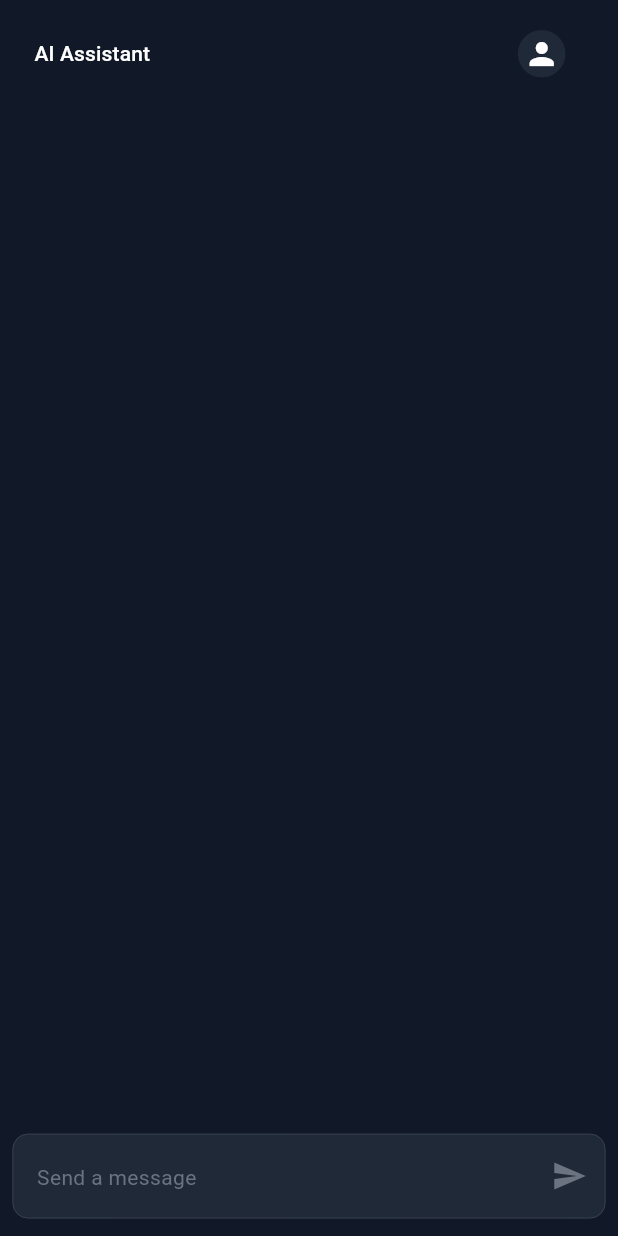
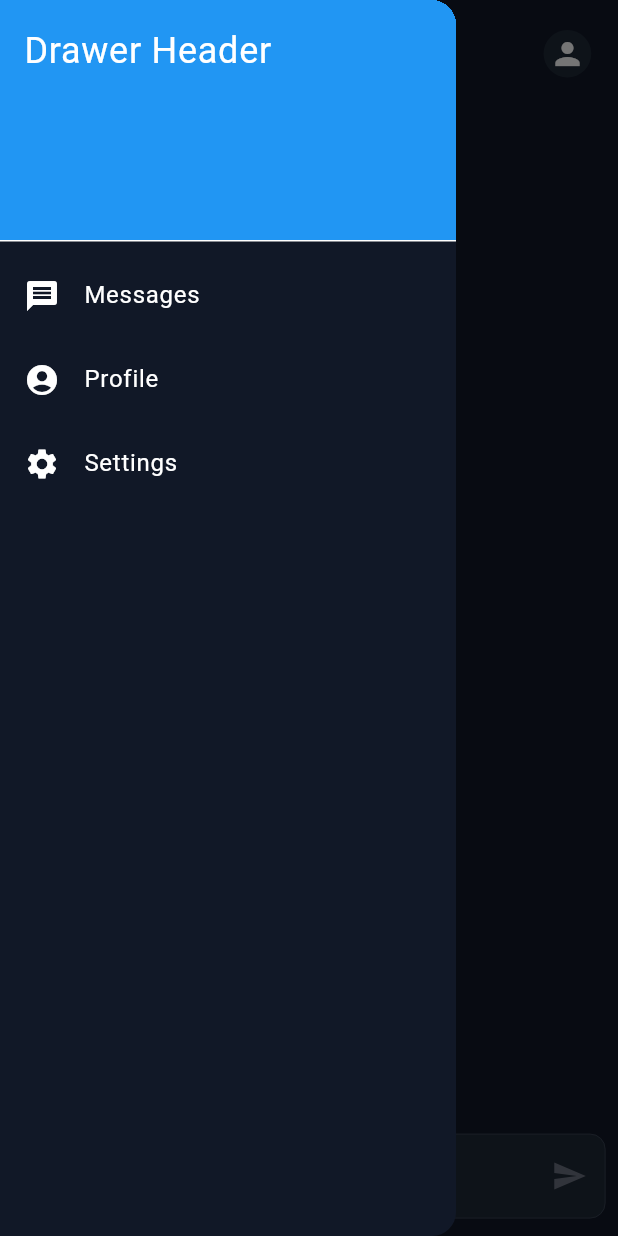
Before and after one commit to yasinowo/chatgpt-with-flutter, a Flutter app: the ChatScreen screen opened directly, with the side drawer open (before the commit the screen has no drawer), on a phone screen of 412 x 824 dp. Run offline on Flutter 3.47's test engine with Material 3 defaults, Android fonts, the phone set to English and light mode, and no system bars; our stand-ins replace bloc, dio, flutter_bloc, flutter_screenutil, get_it, shared_preferences and 1 more; missing offline and left inert: stream_typewriter_text; accounts and stored records are empty.

Commit message:
update: drawer & appbar

```diff
--- a/lib/components/appbar_global.dart
+++ b/lib/components/appbar_global.dart
@@ -3,31 +3,49 @@ import 'package:flutter_bloc/flutter_bloc.dart';
 import 'package:flutter_screenutil/flutter_screenutil.dart';
 import 'package:my_chat_gpt/bloc/auth/auth_bloc.dart';
 import 'package:my_chat_gpt/screens/login_screen.dart';
+import 'package:my_chat_gpt/them/fonts_style.dart';
 import 'package:my_chat_gpt/util/auth_manager.dart';
-import 'package:my_chat_gpt/util/constants.dart';
 
-PreferredSize appBarGlobal(dynamic theme, BuildContext context) {
-  return PreferredSize(
-    preferredSize: Size(100.w, 50.h),
-    child: Padding(
+class AppbarGlobal extends StatelessWidget implements PreferredSizeWidget {
+  const AppbarGlobal({super.key});
+
+  @override
+  Size get preferredSize => Size(100.w, 50.h); // اندازه ترجیحی را مشخص کنید
+
+  @override
+  Widget build(BuildContext context) {
+    var theme = Theme.of(context);
+    return Padding(
       padding: EdgeInsets.only(
-        right: 20.w,
-        left: 20.w,
+        right: 5.w,
+        left: 5.w,
         top: 10.h,
       ),
       child: Row(
+        mainAxisAlignment: MainAxisAlignment.spaceBetween,
         children: [
+          GestureDetector(
+            onTap: () => Scaffold.of(context).openDrawer(),
+            child: Icon(
+              Icons.menu,
+              color: theme.colorScheme.tertiary,
+              size: 25.sp,
+            ),
+          ),
+          SizedBox(
+            width: 5.w,
+          ),
           Text(
             'AI Assistant',
-            style: theme.textTheme.titleSmall!.copyWith(color: AppColor.white),
+            style:
+                MyFonts.titleSmall.copyWith(color: theme.colorScheme.tertiary),
           ),
-          Spacer(),
-          // استفاده از PopupMenuButton به جای GestureDetector
+          const Spacer(),
           PopupMenuButton<String>(
-            color: AppColor.hover,
+            color: theme.colorScheme.surface,
             icon: CircleAvatar(
-              backgroundColor: AppColor.normal,
-              child: Icon(Icons.person, color: AppColor.white),
+              backgroundColor: theme.colorScheme.inversePrimary,
+              child: Icon(Icons.person, color: theme.colorScheme.tertiary),
             ),
             onSelected: (value) {
               if (value == 'logout') {
@@ -49,8 +67,8 @@ PreferredSize appBarGlobal(dynamic theme, BuildContext context) {
                   child: Text(
                     'خروج از حساب',
                     textAlign: TextAlign.right,
-                    style: theme.textTheme.bodySmall.copyWith(
-                      color: AppColor.white,
+                    style: MyFonts.bodySmall.copyWith(
+                      color: theme.colorScheme.tertiary,
                     ),
                   ),
                 ),
@@ -64,6 +82,8 @@ PreferredSize appBarGlobal(dynamic theme, BuildContext context) {
           ),
         ],
       ),
-    ),
-  );
+    );
+  }
+
+  Widget get child => throw UnimplementedError();
 }
--- /dev/null
+++ b/lib/components/drawer_global.dart
@@ -0,0 +1,49 @@
+import 'package:flutter/material.dart';
+
+class DrawerGlobal extends StatelessWidget {
+  const DrawerGlobal({super.key});
+
+  @override
+  Widget build(BuildContext context) {
+    return Drawer(
+      child: ListView(
+        padding: EdgeInsets.zero,
+        children: <Widget>[
+          const DrawerHeader(
+            decoration: BoxDecoration(
+              color: Colors.blue,
+            ),
+            child: Text(
+              'Drawer Header',
+              style: TextStyle(
+                color: Colors.white,
+                fontSize: 24,
+              ),
+            ),
+          ),
+          ListTile(
+            leading: const Icon(Icons.message),
+            title: const Text('Messages'),
+            onTap: () {
+              // Handle item tap
+            },
+          ),
+          ListTile(
+            leading: const Icon(Icons.account_circle),
+            title: const Text('Profile'),
+            onTap: () {
+              // Handle item tap
+            },
+          ),
+          ListTile(
+            leading: const Icon(Icons.settings),
+            title: const Text('Settings'),
+            onTap: () {
+              // Handle item tap
+            },
+          ),
+        ],
+      ),
+    );
+  }
+}
--- a/lib/screens/chat_screen.dart
+++ b/lib/screens/chat_screen.dart
@@ -4,6 +4,7 @@ import 'package:flutter_screenutil/flutter_screenutil.dart';
 import 'package:my_chat_gpt/bloc/massege/massage_bloc.dart';
 import 'package:my_chat_gpt/bloc/massege/massage_event.dart';
 import 'package:my_chat_gpt/bloc/massege/massage_state.dart';
+import 'package:my_chat_gpt/components/drawer_global.dart';
 import 'package:my_chat_gpt/data/database/chat_database.dart';
 import 'package:my_chat_gpt/model/massage.dart';
 import 'package:my_chat_gpt/util/constants.dart';
@@ -35,7 +36,8 @@ class _ChatScreenState extends State<ChatScreen> {
 
     return SafeArea(
       child: Scaffold(
-        appBar: appBarGlobal(theme, context),
+        appBar: AppbarGlobal(),
+        drawer: DrawerGlobal(),
         backgroundColor: theme.scaffoldBackgroundColor,
         body: Column(
           children: [
--- a/lib/screens/register_screen.dart
+++ b/lib/screens/register_screen.dart
@@ -28,7 +28,7 @@ class _RegisterScreenState extends State<RegisterScreen> {
     final theme = Theme.of(context);
     return SafeArea(
       child: Scaffold(
-        appBar: appBarGlobal(theme, context),
+        appBar: AppbarGlobal(),
         backgroundColor: theme.colorScheme.surface,
         body: Form(
             key: _formKey,
```
